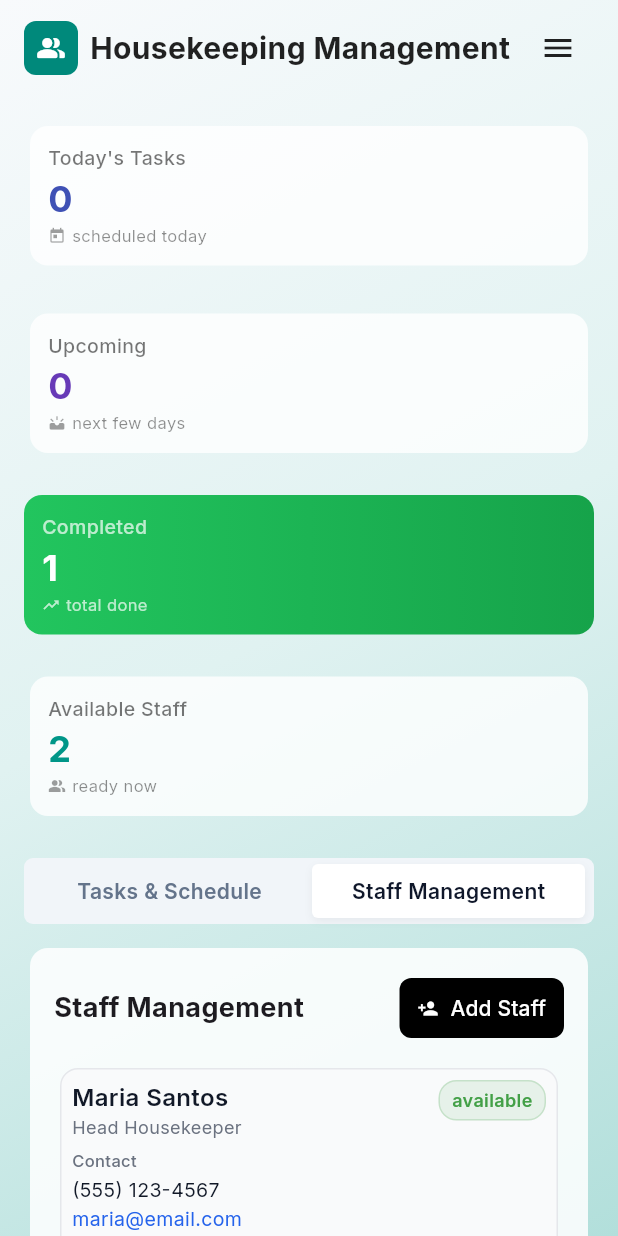
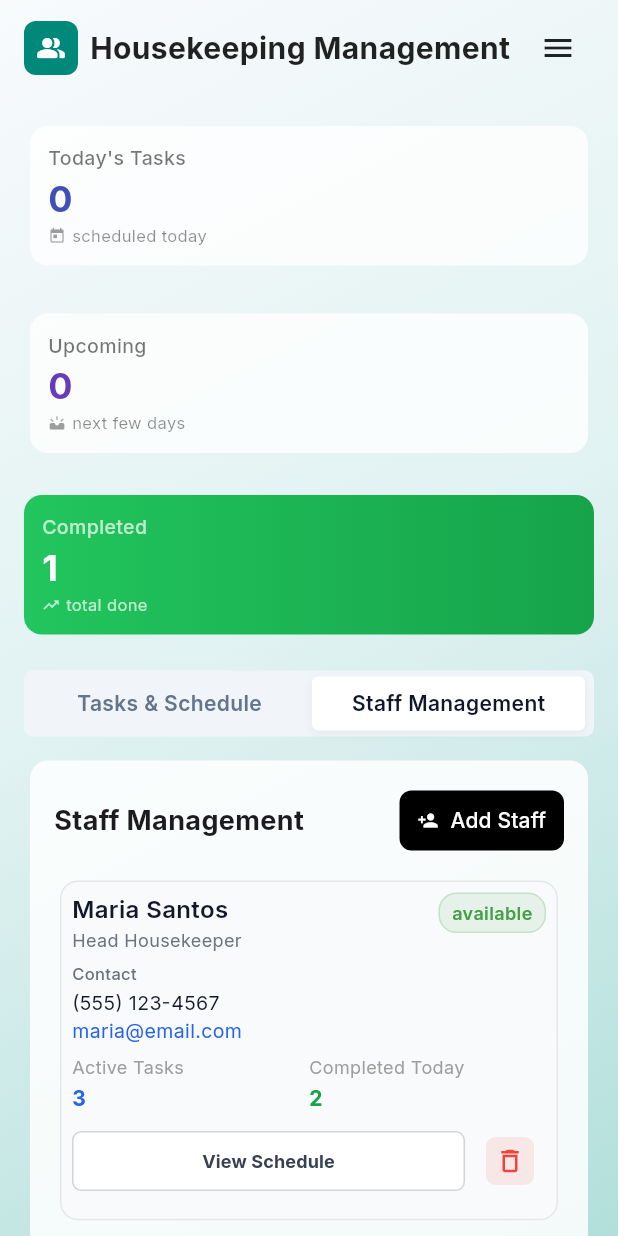
Before and after one commit to delgadjp/Raven-Nest, a Flutter app: the HousekeepingScreen screen opened by its route, after a tap on "Staff Management", on a phone screen of 412 x 824 dp. Run offline on Flutter 3.47's test engine with Material 3 defaults, Android fonts, the phone set to English and light mode, and no system bars; our stand-ins replace fl_chart, go_router, google_fonts, sqflite; accounts and stored records are empty.

Commit message:
feat: Remove task assignment functionality from StaffTab and StaffCard components

```diff
--- a/lib/screens/housekeeping_screen.dart
+++ b/lib/screens/housekeeping_screen.dart
@@ -57,7 +57,6 @@ class _HousekeepingScreenState extends State<HousekeepingScreen> {
   }
 
   int get completedTasks => tasks.where((t) => t['status'] == 'completed').length;
-  int get availableStaff => staff.where((m) => m['status'] == 'available').length;
 
   void updateTaskStatus(int id, String newStatus) {
     setState(() {
@@ -271,13 +270,6 @@ class _HousekeepingScreenState extends State<HousekeepingScreen> {
                       subtitle: 'total done',
                       gradientColors: const [Color(0xFF22C55E), Color(0xFF16A34A)],
                     ),
-                    SummaryCard(
-                      title: 'Available Staff',
-                      value: availableStaff.toString(),
-                      subtitle: 'ready now',
-                      icon: Icons.people_alt,
-                      iconColor: Colors.teal,
-                    ),
                   ],
                 ),
                 const SizedBox(height: 24),
@@ -299,8 +291,6 @@ class _HousekeepingScreenState extends State<HousekeepingScreen> {
             else
               StaffTab(
                 staff: staff,
-                tasks: tasks,
-                assignTaskToStaff: assignTaskToStaff,
                 addStaff: addStaff,
                 removeStaff: removeStaff,
                 viewStaffSchedule: viewStaffSchedule,
--- a/lib/widgets/housekeeping/staff_card.dart
+++ b/lib/widgets/housekeeping/staff_card.dart
@@ -3,14 +3,12 @@ import '../../constants/app_exports.dart';
 class StaffCard extends StatelessWidget {
   final Map<String, dynamic> staff;
   final VoidCallback? onViewSchedule;
-  final VoidCallback? onAssignTask;
   final VoidCallback? onRemoveStaff;
 
   const StaffCard({
     super.key,
     required this.staff,
     this.onViewSchedule,
-    this.onAssignTask,
     this.onRemoveStaff,
   });
 
@@ -139,28 +137,6 @@ class StaffCard extends StatelessWidget {
                   ),
                 ),
                 const SizedBox(width: 6),
-                Expanded(
-                  child: ElevatedButton(
-                    style: ElevatedButton.styleFrom(
-                      backgroundColor: const Color(0xFF111827),
-                      foregroundColor: Colors.white,
-                      elevation: 0,
-                      padding: const EdgeInsets.symmetric(vertical: 6),
-                      shape: RoundedRectangleBorder(
-                        borderRadius: BorderRadius.circular(6),
-                      ),
-                    ),
-                    onPressed: onAssignTask,
-                    child: const Text(
-                      'Assign Task',
-                      style: TextStyle(
-                        fontSize: 12,
-                        fontWeight: FontWeight.w500,
-                      ),
-                    ),
-                  ),
-                ),
-                const SizedBox(width: 6),
                 IconButton(
                   onPressed: onRemoveStaff,
                   icon: const Icon(Icons.delete_outline),
```
Also changed, not shown: lib/screens/housekeeping/staff_tab.dart (+0 -73 lines).
